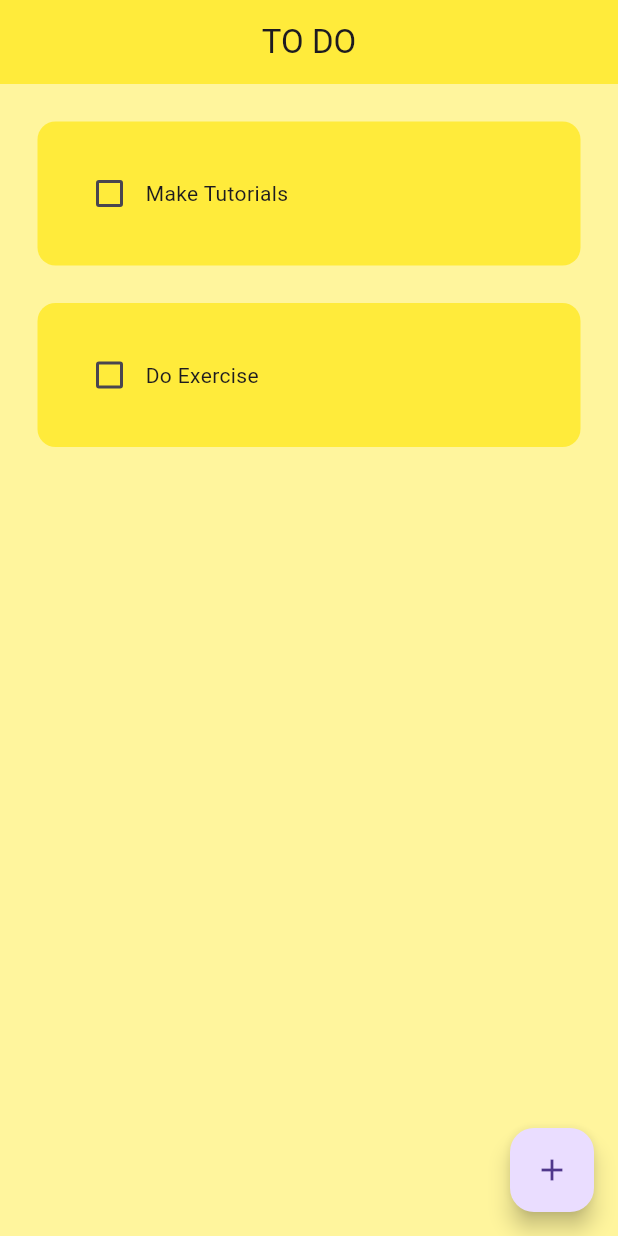
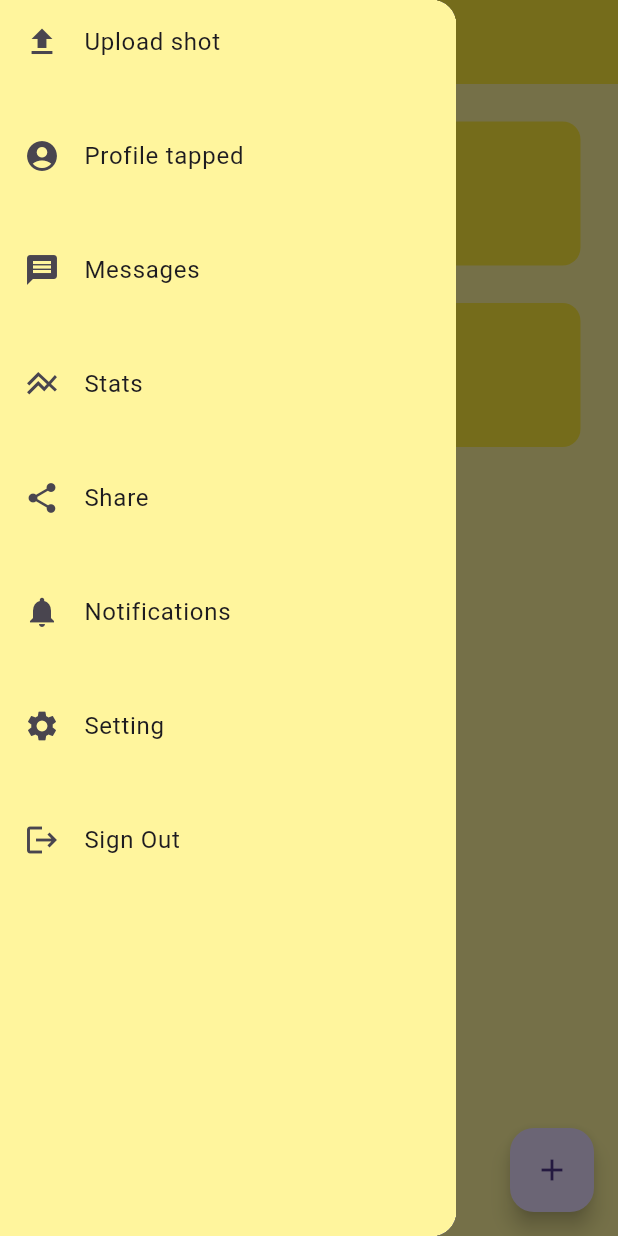
Before and after one commit to specialbreed/todo_app, a Flutter app: the screen it shows after launch, with the side drawer open (before the commit the screen has no drawer), on a phone screen of 412 x 824 dp. Run offline on Flutter 3.47's test engine with Material 3 defaults, Android fonts, the phone set to English and light mode, and no system bars; drawn by our look-alikes of flutter_slidable; our stand-ins replace hive_flutter; accounts and stored records are empty.

Commit message:
Added Drawer

```diff
--- a/lib/pages/home_page.dart
+++ b/lib/pages/home_page.dart
@@ -65,7 +65,72 @@ class _HomePageState extends State<HomePage>{
       title: Text('TO DO'),
       centerTitle: true,
       elevation: 0,
+
     ) ,
+      drawer: Drawer(
+        child: Container(
+          color: Colors.yellow.shade200,
+          child: ListView(
+            children: [
+             ListTile(
+               leading: Icon(Icons.file_upload),
+               title: Text('Upload shot'),
+               onTap: () => print('Upload tapped'),
+             ),
+              SizedBox(height: 20),
+
+              ListTile(
+                leading: Icon(Icons.account_circle),
+                title: Text('Profile tapped'),
+                onTap: () => print('Profile tapped'),
+              ),
+              SizedBox(height: 20),
+
+              ListTile(
+                leading: Icon(Icons.message),
+                title: Text('Messages'),
+                onTap: () => print('Message tapped'),
+              ),
+              SizedBox(height: 20),
+
+              ListTile(
+                leading: Icon(Icons.line_axis),
+                title: Text('Stats'),
+                onTap: () => print('Stats tapped'),
+              ),
+              SizedBox(height: 20),
+
+              ListTile(
+                leading: Icon(Icons.share),
+                title: Text('Share'),
+                onTap: () => print('Share tapped'),
+              ),
+              SizedBox(height: 20),
+
+              ListTile(
+                leading: Icon(Icons.notifications),
+                title: Text('Notifications'),
+                onTap: () => print('Notification tapped'),
+              ),
+              SizedBox(height: 20),
+
+              ListTile(
+                leading: Icon(Icons.settings),
+                title: Text('Setting'),
+                onTap: () => print('Setting tapped'),
+              ),
+              SizedBox(height: 20),
+
+              ListTile(
+                leading: Icon(Icons.logout),
+                title: Text('Sign Out'),
+                onTap: () => print('Logout tapped'),
+              ),
+              SizedBox(height: 20),
+            ],
+          ),
+        ),
+      ),
       floatingActionButton: FloatingActionButton(
         onPressed: createNewTask,
         child: Icon(Icons.add),
--- a/lib/util/todo_tile.dart
+++ b/lib/util/todo_tile.dart
@@ -57,7 +57,7 @@ class TodoTile extends StatelessWidget {
             ],
           ),
 
-           ),
+        ),
       ),
     );
   }
```
